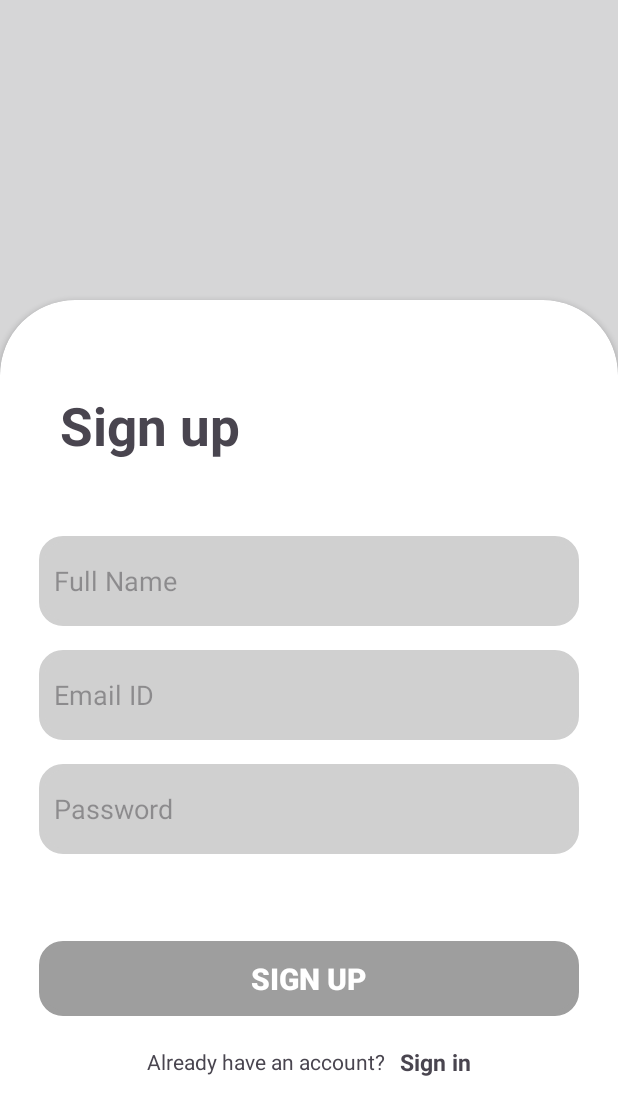
After one commit to yashs335/ToDoNote, an Android app: the fragment SignUpScreen placed in its activity, on a phone screen of 412 x 824 dp. The commit adds this screen. Shown: the top 1115 px of the screen. Run offline under Robolectric (Android 15) with nearby library versions, the phone set to English and light mode, and no system bars.

Commit message:
create a UI for the login and signUp
create a new activity name login-activity and create two fragment for the signup and sign in screen also add navigation from one fragment to another fragment also rename the databasehandler to NoteDatabasehandlerfor the implementation of the login logic

```diff
--- a/app/src/main/java/com/example/todonote/LoginActivity.kt
+++ b/app/src/main/java/com/example/todonote/LoginActivity.kt
@@ -1,20 +1,30 @@
 package com.example.todonote
 
 import android.os.Bundle
+import android.util.Log
+import android.widget.TextView
 import androidx.activity.enableEdgeToEdge
 import androidx.appcompat.app.AppCompatActivity
 import androidx.core.view.ViewCompat
 import androidx.core.view.WindowInsetsCompat
+import androidx.fragment.app.Fragment
+import com.example.todonote.communicator.Communicator
+import com.example.todonote.fragment.LoginFragment
 
-class LoginActivity : AppCompatActivity() {
+class LoginActivity : AppCompatActivity() , Communicator{
     override fun onCreate(savedInstanceState: Bundle?) {
         super.onCreate(savedInstanceState)
         enableEdgeToEdge()
         setContentView(R.layout.activity_login)
-        ViewCompat.setOnApplyWindowInsetsListener(findViewById(R.id.main)) { v, insets ->
-            val systemBars = insets.getInsets(WindowInsetsCompat.Type.systemBars())
-            v.setPadding(systemBars.left, systemBars.top, systemBars.right, systemBars.bottom)
-            insets
-        }
+        setFragment(LoginFragment())
+
     }
+
+    override fun setFragment(fragment: Fragment) {
+        Log.i("nav","navigation run in ${fragment.javaClass}")
+        val fragmentManager = supportFragmentManager
+        val fragmentTransient = fragmentManager.beginTransaction()
+        fragmentTransient.replace(R.id.fragment_container,fragment).commit()
+    }
+
 }
--- a/app/src/main/java/com/example/todonote/adaptor/TaskAdaptor.kt
+++ b/app/src/main/java/com/example/todonote/adaptor/TaskAdaptor.kt
@@ -4,10 +4,9 @@ import android.content.Context
 import android.view.LayoutInflater
 import android.view.View
 import android.view.ViewGroup
-import android.widget.Toast
 import androidx.recyclerview.widget.RecyclerView
 import com.example.todonote.R
-import com.example.todonote.handler.DatabaseHandler
+import com.example.todonote.handler.NoteDatabaseHandler
 import com.example.todonote.model.TaskModel
 import com.example.todonote.view_holder.TaskViewHolder
 
@@ -22,7 +21,7 @@ class TaskAdaptor(
     RecyclerView.Adapter<TaskViewHolder>() {
 
 
-    private var databaseHandler : DatabaseHandler = DatabaseHandler(
+    private var noteDatabaseHandler : NoteDatabaseHandler = NoteDatabaseHandler(
         context = context
     )
 
--- /dev/null
+++ b/app/src/main/java/com/example/todonote/fragment/LoginFragment.kt
@@ -0,0 +1,30 @@
+package com.example.todonote.fragment
+
+import android.os.Bundle
+import android.util.Log
+import android.view.View
+import android.widget.TextView
+import androidx.fragment.app.Fragment
+import com.example.todonote.R
+import com.example.todonote.communicator.Communicator
+
+class LoginFragment : Fragment(R.layout.sign_in_screen) {
+
+    private lateinit var communicator: Communicator
+
+    override fun onCreate(savedInstanceState: Bundle?) {
+        super.onCreate(savedInstanceState)
+
+        communicator = activity as Communicator
+
+    }
+
+    override fun onViewCreated(view: View, savedInstanceState: Bundle?) {
+        super.onViewCreated(view, savedInstanceState)
+        view.findViewById<TextView?>(R.id.sign_up_nav_button)?.setOnClickListener {
+            Log.i("nav","navigation run in sign up")
+            communicator.setFragment(SignUpScreen())
+        }
+    }
+
+}
--- /dev/null
+++ b/app/src/main/java/com/example/todonote/fragment/SignUpScreen.kt
@@ -0,0 +1,29 @@
+package com.example.todonote.fragment
+
+import android.os.Bundle
+import android.util.Log
+import android.view.View
+import android.widget.TextView
+import androidx.fragment.app.Fragment
+import com.example.todonote.R
+import com.example.todonote.communicator.Communicator
+
+class SignUpScreen : Fragment(R.layout.sign_up_screen) {
+
+    private lateinit var communicator: Communicator
+
+    override fun onCreate(savedInstanceState: Bundle?) {
+        super.onCreate(savedInstanceState)
+
+        communicator = activity as Communicator
+
+    }
+
+    override fun onViewCreated(view: View, savedInstanceState: Bundle?) {
+        super.onViewCreated(view, savedInstanceState)
+        view.findViewById<TextView?>(R.id.sign_in_nav_button)?.setOnClickListener {
+            Log.i("nav","navigation run in sign up")
+            communicator.setFragment(LoginFragment())
+        }
+    }
+}
--- a/app/src/main/java/com/example/todonote/handler/DatabaseHandler.kt
+++ b/app/src/main/java/com/example/todonote/handler/NoteDatabaseHandler.kt
@@ -16,7 +16,7 @@ val COL_TASK_TITLE = "task_title"
 val COL_TASK = "task"
 val COL_DATE = "modified_date"
 
-class DatabaseHandler  (private val context: Context) : SQLiteOpenHelper(context, DATABASE_NAME,null,2){
+class NoteDatabaseHandler  (private val context: Context) : SQLiteOpenHelper(context, DATABASE_NAME,null,2){
     override fun onCreate(db: SQLiteDatabase?) {
 
 //        val createTable = "CREATE TABLE "+ TABLE_NAME + "("+
--- /dev/null
+++ b/app/src/main/java/com/example/todonote/interface/Communicator.kt
@@ -0,0 +1,5 @@
+package com.example.todonote.communicator
+
+interface Communicator {
+    fun setFragment(fragment: androidx.fragment.app.Fragment)
+}
--- a/app/src/main/res/layout/activity_login.xml
+++ b/app/src/main/res/layout/activity_login.xml
@@ -7,4 +7,10 @@
     android:layout_height="match_parent"
     tools:context=".LoginActivity">
 
+    <androidx.fragment.app.FragmentContainerView
+        android:layout_width="match_parent"
+        android:layout_height="match_parent"
+        android:id="@+id/fragment_container"
+        />
+
 </androidx.constraintlayout.widget.ConstraintLayout>
--- /dev/null
+++ b/app/src/main/res/layout/sign_up_screen.xml
@@ -0,0 +1,127 @@
+<?xml version="1.0" encoding="utf-8"?>
+<androidx.constraintlayout.widget.ConstraintLayout
+    xmlns:android="http://schemas.android.com/apk/res/android"
+    android:layout_width="match_parent"
+    android:layout_height="match_parent"
+    android:id="@+id/sign_up_screen"
+    xmlns:app="http://schemas.android.com/apk/res-auto">
+
+    <ImageView
+        android:layout_width="match_parent"
+        android:layout_height="match_parent"
+        app:layout_constraintStart_toStartOf="parent"
+        android:src="@drawable/background_img"
+        android:scaleType="fitXY"
+        />
+    <androidx.cardview.widget.CardView
+        android:layout_width="match_parent"
+        android:layout_height="match_parent"
+        android:layout_marginTop="200dp"
+        android:layout_marginBottom="-50dp"
+        app:cardCornerRadius="50dp"
+        app:layout_constraintEnd_toEndOf="parent"
+        android:background="@drawable/roundable_button"
+        android:outlineAmbientShadowColor="@color/black"
+        android:outlineSpotShadowColor="@color/black"
+        >
+        <LinearLayout
+            android:layout_width="match_parent"
+            android:layout_height="match_parent"
+            android:layout_margin="10dp"
+            android:scrollbarAlwaysDrawVerticalTrack="true"
+            android:orientation="vertical"
+            >
+            <TextView
+                android:layout_width="wrap_content"
+                android:layout_height="wrap_content"
+                android:gravity="start"
+                android:text="Sign up"
+                android:textSize="35sp"
+                android:textStyle="bold"
+                android:layout_marginStart="30dp"
+                android:layout_marginTop="50dp"
+                />
+            <EditText
+                android:id="@+id/edit_text_full_name_sign"
+                android:layout_width="match_parent"
+                android:layout_height="60dp"
+                android:layout_marginTop="50dp"
+                android:layout_marginBottom="8dp"
+                android:layout_marginHorizontal="16dp"
+                android:autofillHints="user_name"
+                android:hint="Full Name"
+                android:background="@drawable/roundable_button"
+                android:backgroundTint="@color/edit_tile_color"
+                android:inputType="text"
+                android:padding="10dp"
+                />
+            <EditText
+                android:id="@+id/edit_text_email_name_sign"
+                android:layout_width="match_parent"
+                android:layout_height="60dp"
+                android:layout_marginHorizontal="16dp"
+                android:layout_marginVertical="8dp"
+                android:autofillHints="abcd@gmail.com"
+                android:hint="Email ID"
+                android:background="@drawable/roundable_button"
+                android:backgroundTint="@color/edit_tile_color"
+                android:inputType="textEmailAddress"
+                android:padding="10dp"
+                />
+
+            <EditText
+                android:id="@+id/edit_text_password_name_sign"
+                android:layout_width="match_parent"
+                android:layout_height="60dp"
+                android:layout_marginHorizontal="16dp"
+                android:autofillHints="password"
+                android:layout_marginVertical="8dp"
+                android:hint="Password"
+                android:background="@drawable/roundable_button"
+                android:backgroundTint="@color/edit_tile_color"
+                android:inputType="textPassword"
+                android:padding="10dp"
+                />
+
+            <androidx.appcompat.widget.AppCompatButton
+                android:id="@+id/sign_up_button"
+                android:layout_width="match_parent"
+                android:layout_height="50dp"
+                android:layout_marginHorizontal="16dp"
+                android:layout_marginTop="50dp"
+                android:background="@drawable/roundable_button"
+                android:backgroundTint="@color/button_color"
+                android:text="Sign up"
+                android:textColor="@color/white"
+                android:textStyle="bold"
+                android:textSize="20sp"
+                />
+            <LinearLayout
+                android:layout_width="match_parent"
+                android:layout_height="wrap_content"
+                android:layout_marginTop="20dp"
+                android:gravity="center"
+                android:orientation="horizontal">
+                <TextView
+                    android:layout_width="wrap_content"
+                    android:layout_height="wrap_content"
+                    android:text="Already have an account?"
+                    />
+                <TextView
+                    android:id="@+id/sign_in_nav_button"
+                    android:layout_width="wrap_content"
+                    android:layout_height="wrap_content"
+                    android:text="Sign in"
+                    android:textStyle="bold"
+                    android:layout_marginStart="10dp"
+                    android:textSize="15sp"
+                    />
+
+            </LinearLayout>
+
+
+        </LinearLayout>
+    </androidx.cardview.widget.CardView>
+
+
+</androidx.constraintlayout.widget.ConstraintLayout>
--- a/app/src/main/res/values/colors.xml
+++ b/app/src/main/res/values/colors.xml
@@ -3,4 +3,6 @@
     <color name="black">#FF000000</color>
     <color name="white">#FFFFFFFF</color>
     <color name="app_color">#673AB7</color>
+    <color name="edit_tile_color">#D0D0D0</color>
+    <color name="button_color">#9E9E9E</color>
 </resources>
```
Also changed, not shown: app/src/main/java/com/example/todonote/AddNewTaskActivity.kt (+3 -9 lines), app/src/main/java/com/example/todonote/MainActivity.kt (+7 -9 lines), app/src/main/res/layout/sign_in_screen.xml (added, +108 -0 lines).
